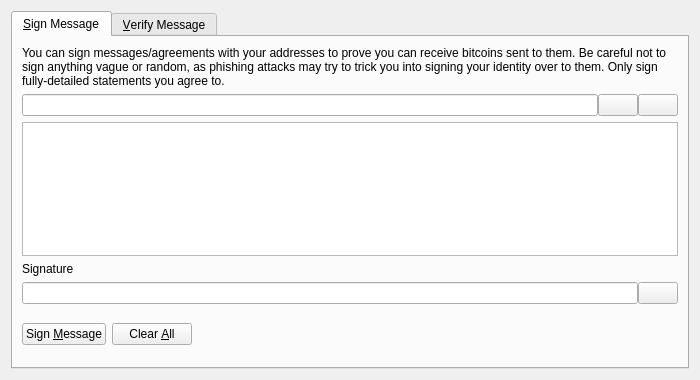
BlockNetLLC/bitgreen, file src/qt/forms/signverifymessagedialog.ui: the form before one commit.
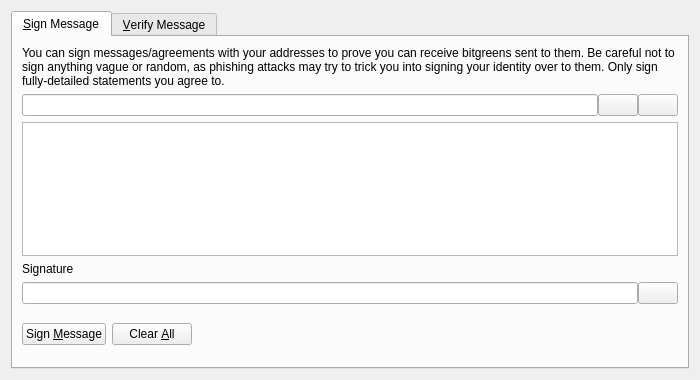
The form after the commit. Icons and pictures are not drawn. Custom widgets are drawn as their Qt base class.

Commit message: Migrate everything over to the Bitgreen brand

The edit to the form file:
```diff
--- a/src/qt/forms/signverifymessagedialog.ui
+++ b/src/qt/forms/signverifymessagedialog.ui
@@ -30,7 +30,7 @@
        <item>
         <widget class="QLabel" name="infoLabel_SM">
          <property name="text">
-          <string>You can sign messages/agreements with your addresses to prove you can receive bitcoins sent to them. Be careful not to sign anything vague or random, as phishing attacks may try to trick you into signing your identity over to them. Only sign fully-detailed statements you agree to.</string>
+          <string>You can sign messages/agreements with your addresses to prove you can receive bitgreens sent to them. Be careful not to sign anything vague or random, as phishing attacks may try to trick you into signing your identity over to them. Only sign fully-detailed statements you agree to.</string>
          </property>
          <property name="textFormat">
           <enum>Qt::PlainText</enum>
```
Left out of the diff: 42 changed lines with no effect on the pictures. The commit also changes 266 other files.
